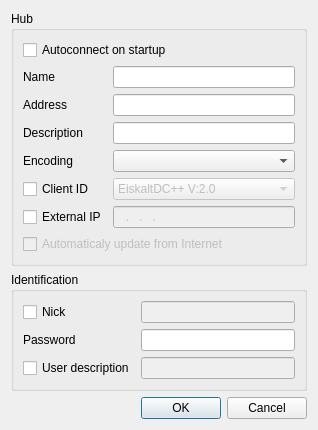
Above: eiskaltdcpp/ui/UIFavoriteHubEditor.ui from eiskaltdcpp/eiskaltdcpp before the change. Below: the same form after it.
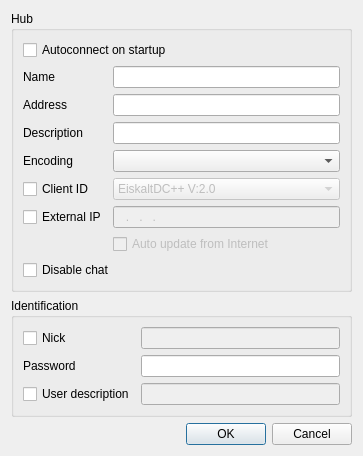
That is the form after the change.

What changed in the file:
```diff
--- a/eiskaltdcpp/ui/UIFavoriteHubEditor.ui
+++ b/eiskaltdcpp/ui/UIFavoriteHubEditor.ui
@@ -6,8 +6,8 @@
    <rect>
     <x>0</x>
     <y>0</y>
-    <width>318</width>
-    <height>365</height>
+    <width>363</width>
+    <height>415</height>
    </rect>
   </property>
   <property name="windowTitle">
@@ -128,13 +128,20 @@
         </property>
        </widget>
       </item>
-      <item row="7" column="0" colspan="2">
+      <item row="7" column="1">
        <widget class="QCheckBox" name="checkBox_USEINTERNET">
         <property name="enabled">
          <bool>false</bool>
         </property>
         <property name="text">
-         <string>Automaticaly update from Internet</string>
+         <string>Auto update from Internet</string>
+        </property>
+       </widget>
+      </item>
+      <item row="8" column="0" colspan="2">
+       <widget class="QCheckBox" name="checkBox_DISABLECHAT">
+        <property name="text">
+         <string>Disable chat</string>
         </property>
        </widget>
       </item>
```
